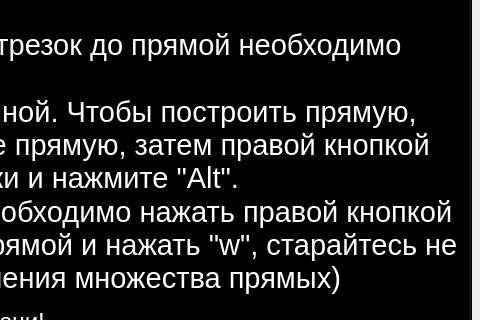
The window that formk.ui (leriia-meow/geometry) describes before a commit, drawn with Qt 5; both pictures show x 459 to 939 and y 406 to 726 of the 939 by 873 pixel window.
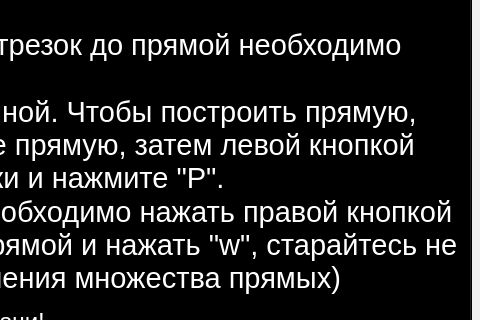
The same window after the commit. Icons and pictures are not drawn.

```diff
--- a/formk.ui
+++ b/formk.ui
@@ -157,7 +157,7 @@
 &lt;p style=&quot; margin-top:0px; margin-bottom:0px; margin-left:0px; margin-right:0px; -qt-block-indent:0; text-indent:0px;&quot;&gt;&lt;span style=&quot; font-size:22pt; color:#ffffff;&quot;&gt;     1) Точка. Чтобы поставить точку необходимо выбрать 2 прямые и нажать &amp;quot;T&amp;quot;. Важно! Скрещивающиеся прямые также могут выглядеть пересекающимися на картинке, и программа даст возможо поставить точку на месте их &amp;quot;пересечения&amp;quot;)&lt;/span&gt;&lt;/p&gt;
 &lt;p style=&quot; margin-top:0px; margin-bottom:0px; margin-left:0px; margin-right:0px; -qt-block-indent:0; text-indent:0px;&quot;&gt;&lt;span style=&quot; font-size:22pt; color:#ffffff;&quot;&gt;     2) Отрезок.Чтобы построить отрезок, необходимо выбрать одну точку правой конпкой мыши, довести до второй точки и отпустить.&lt;/span&gt;&lt;/p&gt;
 &lt;p style=&quot; margin-top:0px; margin-bottom:0px; margin-left:0px; margin-right:0px; -qt-block-indent:0; text-indent:0px;&quot;&gt;&lt;span style=&quot; font-size:22pt; color:#ffffff;&quot;&gt;     3) Прямая. Чтобы продлить отрезок до прямой необходимо выбрать прямую нажать &amp;quot;R&amp;quot;.&lt;/span&gt;&lt;/p&gt;
-&lt;p style=&quot; margin-top:0px; margin-bottom:0px; margin-left:0px; margin-right:0px; -qt-block-indent:0; text-indent:0px;&quot;&gt;&lt;span style=&quot; font-size:22pt; color:#060606;&quot;&gt;     &lt;/span&gt;&lt;span style=&quot; font-size:22pt; color:#ffffff;&quot;&gt;4) Прямая, параллельная данной. Чтобы построить прямую, параллельную данной, выберите прямую, затем правой кнопкой мыши коснитесь какой-либо точки и нажмите &amp;quot;Alt&amp;quot;.&lt;/span&gt;&lt;/p&gt;
+&lt;p style=&quot; margin-top:0px; margin-bottom:0px; margin-left:0px; margin-right:0px; -qt-block-indent:0; text-indent:0px;&quot;&gt;&lt;span style=&quot; font-size:22pt; color:#060606;&quot;&gt;     &lt;/span&gt;&lt;span style=&quot; font-size:22pt; color:#ffffff;&quot;&gt;4) Прямая, параллельная данной. Чтобы построить прямую, параллельную данной, выберите прямую, затем левой кнопкой мыши коснитесь какой-либо точки и нажмите &amp;quot;P&amp;quot;.&lt;/span&gt;&lt;/p&gt;
 &lt;p align=&quot;center&quot; style=&quot; margin-top:0px; margin-bottom:0px; margin-left:0px; margin-right:0px; -qt-block-indent:0; text-indent:0px;&quot;&gt;&lt;span style=&quot; font-size:22pt; color:#ffffff;&quot;&gt;(Доп. Чтобы выбрать прямую необходимо нажать правой кнопкой мыши на любую точку прямой прямой и нажать &amp;quot;w&amp;quot;, старайтесь не выбирать точки пересечения множества прямых)&lt;/span&gt;&lt;/p&gt;
 &lt;p align=&quot;center&quot; style=&quot;-qt-paragraph-type:empty; margin-top:0px; margin-bottom:0px; margin-left:0px; margin-right:0px; -qt-block-indent:0; text-indent:0px; color:#ffffff;&quot;&gt;&lt;br /&gt;&lt;/p&gt;
 &lt;p align=&quot;center&quot; style=&quot; margin-top:0px; margin-bottom:0px; margin-left:0px; margin-right:0px; -qt-block-indent:0; text-indent:0px;&quot;&gt;&lt;span style=&quot; font-size:18pt; color:#ffffff;&quot;&gt;Удачи!&lt;/span&gt;&lt;/p&gt;
```
